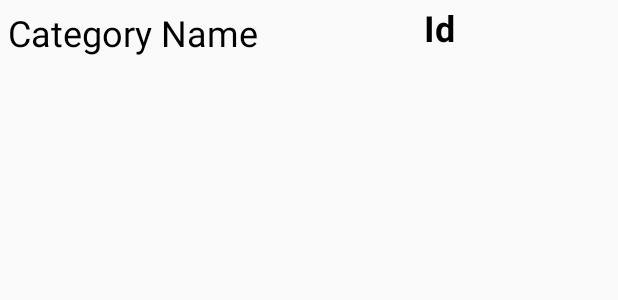
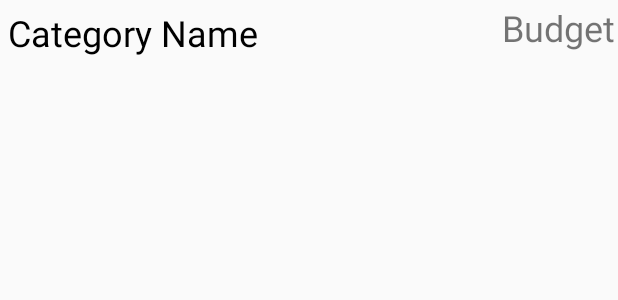
Before and after one commit to tgshelanskey/ManageExpenseMod, an Android app: the layout tab1_list.xml on its own in the app's theme, with its tools: preview values and no code run, on a phone screen of 412 x 824 dp. Shown: the top 300 px of the screen. Run offline under Robolectric (Android 15) with nearby library versions, the phone set to English and light mode, and no system bars.

Commit message:
Column Add - Budget Learning how to manipulate lists Made some simple corrections

```diff
--- a/src/main/java/com/example/jasper/manageexpense/Tab1_Adapter.java
+++ b/src/main/java/com/example/jasper/manageexpense/Tab1_Adapter.java
@@ -48,9 +48,9 @@ public class Tab1_Adapter extends BaseAdapter {
         View view = View.inflate(context, R.layout.tab1_list, null);
 
         TextView txtCategoryName = (TextView)view.findViewById(R.id.txtCategoryName);
-        TextView txtCategoryId = (TextView)view.findViewById(R.id.txtCategoryId);
+        TextView txtCategoryBudget = (TextView)view.findViewById(R.id.txtCategoryBudget);
         txtCategoryName.setText(records.get(position).getName());
-        txtCategoryId.setText("" + records.get(position).getId());
+        txtCategoryBudget.setText("" + records.get(position).getBudget());
 
         return view;
     }
--- a/src/main/res/layout/tab1_list.xml
+++ b/src/main/res/layout/tab1_list.xml
@@ -10,29 +10,22 @@
         android:id="@+id/txtCategoryName"
         android:layout_width="wrap_content"
         android:layout_height="wrap_content"
-        android:layout_alignParentTop="true"
-        android:layout_toEndOf="@+id/txtID"
-        android:layout_toLeftOf="@+id/btnDelete"
-        android:layout_toRightOf="@+id/txtID"
         android:padding="3dp"
         android:text="Category Name"
         android:textColor="@android:color/black"
-        android:textSize="24sp" />
+        android:textSize="24sp"
+        android:layout_alignParentLeft="true"
+        android:layout_alignParentStart="true"
+        android:layout_alignParentTop="true" />
 
     <TextView
-        android:id="@+id/txtCategoryId"
+        android:id="@+id/txtCategoryBudget"
         android:layout_width="wrap_content"
         android:layout_height="wrap_content"
-        android:layout_alignBottom="@+id/txtCategoryName"
+        android:text="Budget"
+        android:textSize="24sp"
+        android:layout_alignParentRight="true"
         android:layout_alignParentEnd="true"
-        android:layout_alignParentRight="true"
-        android:layout_alignParentTop="true"
-        android:layout_toEndOf="@+id/txtCategoryName"
-        android:layout_toRightOf="@+id/txtCategoryName"
-        android:text="Id"
-        android:textAlignment="center"
-        android:textColor="@android:color/black"
-        android:textSize="24sp"
-        android:textStyle="bold" />
+        android:layout_alignParentTop="true" />
 
 </RelativeLayout>
```
Also changed, not shown: src/main/java/com/example/jasper/manageexpense/DBHelper.java (+18 -7 lines), src/main/java/com/example/jasper/manageexpense/Tab1.java (+14 -10 lines), src/main/java/com/example/jasper/manageexpense/Tab1_ListView.java (+7 -1 lines), src/main/res/layout/edit_category.xml (+12 -3 lines).
